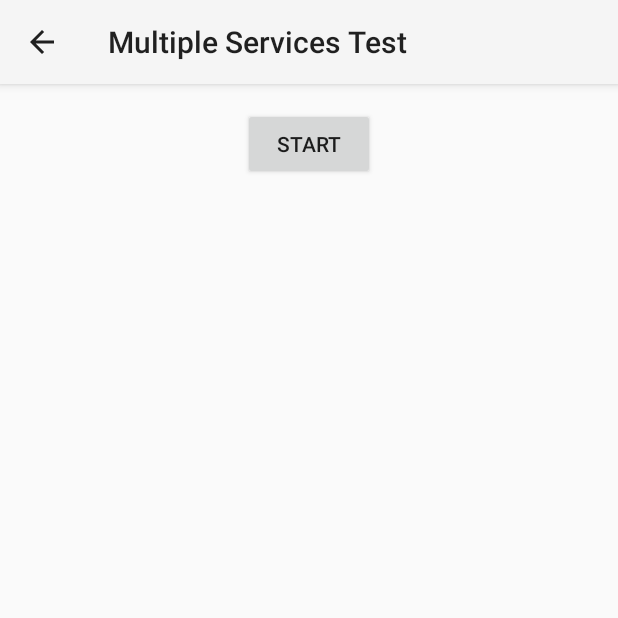
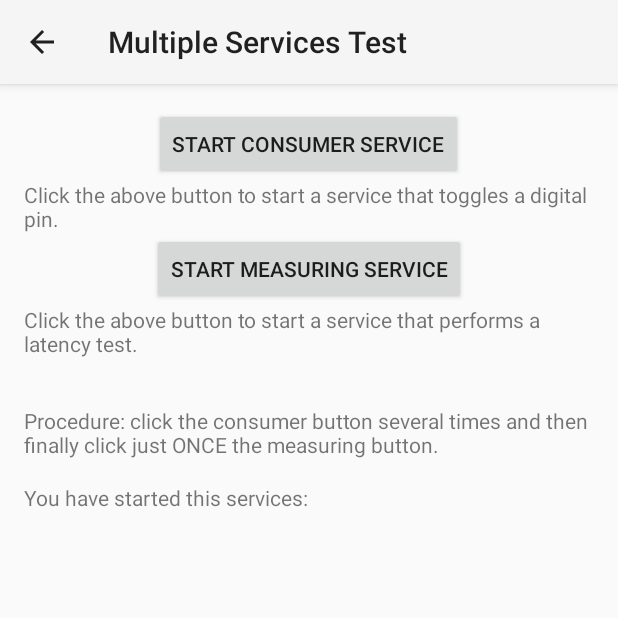
Before and after one commit to abs-platform/abs-software, an Android app: the ServicesActivity screen opened directly, with no data from a screen before it, on a phone screen of 412 x 824 dp, the top half of it. Run offline under Robolectric (Android 15) with nearby library versions, the phone set to English and light mode, and no system bars; 1 statement that could not run was skipped.

Commit message:
Last version

```diff
--- a/src/Android/TestApplications/appmodule/app/src/main/AndroidManifest.xml
+++ b/src/Android/TestApplications/appmodule/app/src/main/AndroidManifest.xml
@@ -18,6 +18,9 @@
         <!-- Declare the service so that other apps cannot start it -->
         <service
             android:name="abs.com.test.appmodule.services.TestService"
+            android:exported="false"/>
+        <service
+            android:name="abs.com.test.appmodule.services.ConsumerService"
             android:exported="false"/>
 
         <activity
--- a/src/Android/TestApplications/appmodule/app/src/main/res/layout/activity_services.xml
+++ b/src/Android/TestApplications/appmodule/app/src/main/res/layout/activity_services.xml
@@ -13,11 +13,46 @@
               tools:context=".ServicesActivity" >
 
     <Button
-        android:id="@+id/android_start_test"
+        android:id="@+id/run_consumer_service"
         android:layout_width="wrap_content"
         android:layout_height="wrap_content"
-        android:text="@string/start_button"
+        android:text="@string/start_consumer_service_button"
         android:layout_gravity="center_horizontal"
-        android:onClick="onButtonClick" />
+        android:onClick="onConsumerButtonClick" />
+
+    <TextView
+        android:layout_width="wrap_content"
+        android:layout_height="wrap_content"
+        android:text="@string/consumer_service_text" />
+
+    <Button
+        android:id="@+id/run_meas_service"
+        android:layout_width="wrap_content"
+        android:layout_height="wrap_content"
+        android:text="@string/start_meas_service_button"
+        android:layout_gravity="center_horizontal"
+        android:onClick="onMeasButtonClick" />
+
+    <TextView
+        android:layout_width="wrap_content"
+        android:layout_height="wrap_content"
+        android:text="@string/meas_service_text" />
+
+    <TextView
+        android:layout_width="wrap_content"
+        android:layout_height="wrap_content"
+        android:text="@string/services_test_tips" />
+
+    <TextView
+        android:id="@+id/started_services"
+        android:layout_width="wrap_content"
+        android:layout_height="wrap_content"
+        android:text="@string/started_services" />
+
+    <TextView
+        android:id="@+id/test_end_label"
+        android:layout_width="wrap_content"
+        android:layout_height="wrap_content"
+        android:text="" />
 
 </LinearLayout>
--- a/src/Android/TestApplications/appmodule/app/src/main/res/values/strings.xml
+++ b/src/Android/TestApplications/appmodule/app/src/main/res/values/strings.xml
@@ -1,6 +1,6 @@
 <?xml version="1.0" encoding="utf-8" ?>
 <resources>
-    <string name="app_name">App Module For CubeSat</string>
+    <string name="app_name">Testing App For ABS</string>
 
     <string name="title_activity_latency">Latency Test</string>
     <string name="title_activity_events">Events Test</string>
@@ -11,6 +11,16 @@
     <string name="button_send">Send</string>
     <string name="start_button">Start</string>
     <string name="check_button">Check</string>
+    <string name="start_meas_service_button">Start MEASURING service</string>
+    <string name="start_consumer_service_button">Start CONSUMER service</string>
+
+    <string name="consumer_service_text">Click the above button to start a service that toggles a
+        digital pin.</string>
+    <string name="meas_service_text">Click the above button to start a service that performs a
+        latency test.</string>
+    <string name="services_test_tips">\n\nProcedure: click the consumer button several
+        times and then finally click just ONCE the measuring button.</string>
+    <string name="started_services">\nYou have started this services: </string>
 
     <string name="service_started">Service has started</string>
     <string name="latency_value_label">Click the button below to start the test</string>
```
Also changed, not shown: src/Android/TestApplications/appmodule/app/src/main/java/abs/com/test/appmodule/MainActivity.java (+1 -7 lines), src/Android/TestApplications/appmodule/app/src/main/java/abs/com/test/appmodule/activities/EventsActivity.java (+3 -1 lines), src/Android/TestApplications/appmodule/app/src/main/java/abs/com/test/appmodule/activities/LatencyActivity.java (+4 -13 lines), src/Android/TestApplications/appmodule/app/src/main/java/abs/com/test/appmodule/activities/PayloadActivity.java (+2 -0 lines), src/Android/TestApplications/appmodule/app/src/main/java/abs/com/test/appmodule/activities/ServicesActivity.java (+48 -1 lines), src/Android/TestApplications/appmodule/app/src/main/java/abs/com/test/appmodule/classes/Mathematics.java (+3 -0 lines), src/Android/TestApplications/appmodule/app/src/main/java/abs/com/test/appmodule/services/ConsumerService.java (added, +47 -0 lines), src/Android/TestApplications/appmodule/app/src/main/java/abs/com/test/appmodule/services/TestService.java (+67 -81 lines).
